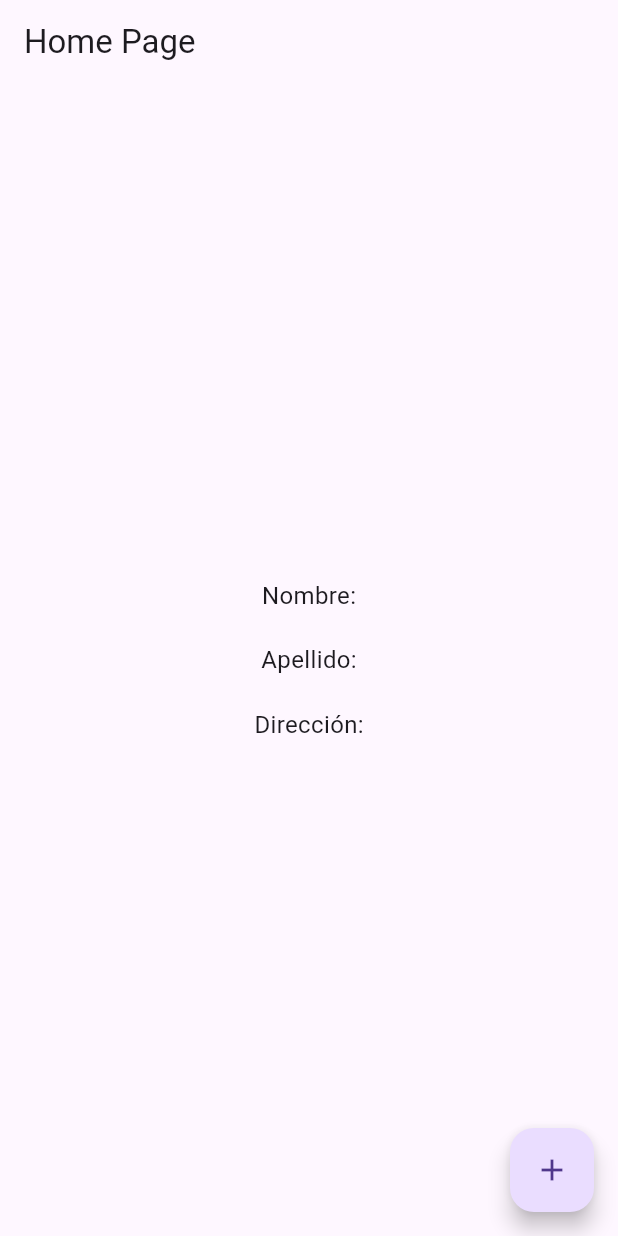
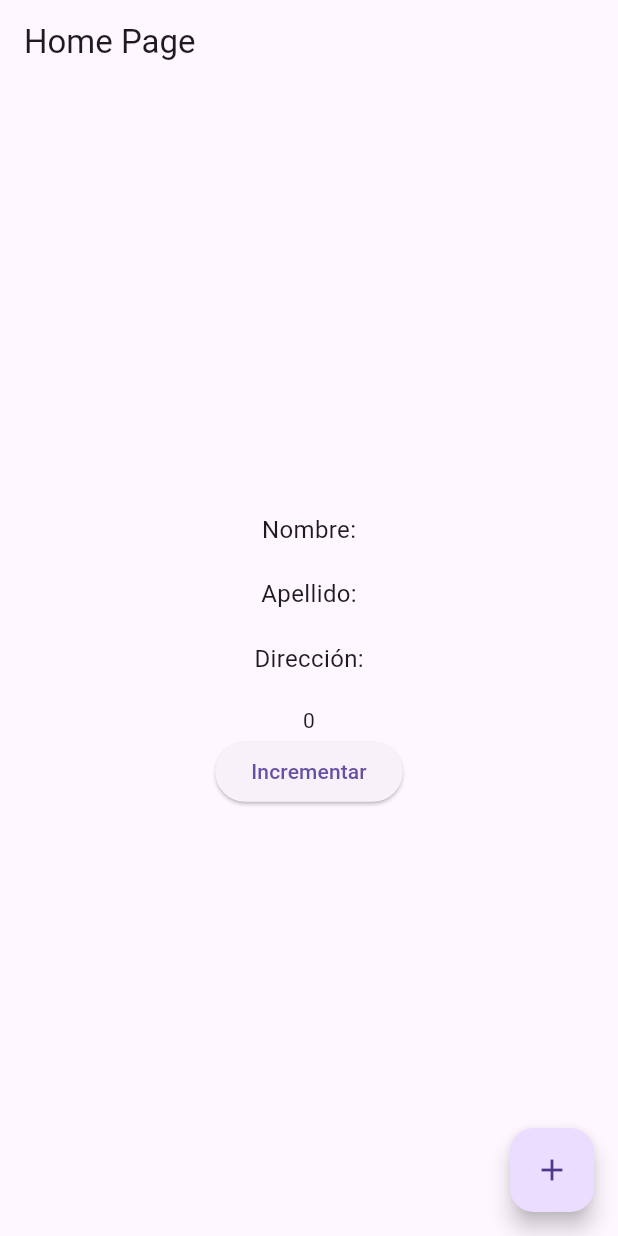
Before and after one commit to KeingCasabona/Tecsup-semana13-flutter_codigo_state, a Flutter app: the screen it shows after launch, on a phone screen of 412 x 824 dp. Run offline on Flutter 3.47's test engine with Material 3 defaults, Android fonts, the phone set to English and light mode, and no system bars.

Commit message:
feat: Introduccion a Provider

```diff
--- /dev/null
+++ b/devtools_options.yaml
@@ -0,0 +1,3 @@
+description: This file stores settings for Dart & Flutter DevTools.
+documentation: https://docs.flutter.dev/tools/devtools/extensions#configure-extension-enablement-states
+extensions:
--- a/lib/main.dart
+++ b/lib/main.dart
@@ -1,5 +1,7 @@
 import 'package:flutter/material.dart';
+import 'package:provider/provider.dart';
 import 'package:state/pages/home_page.dart';
+import 'package:state/providers/counter_provider.dart';
 
 void main() => runApp(const MyApp());
 
@@ -8,10 +10,16 @@ class MyApp extends StatelessWidget {
 
   @override
   Widget build(BuildContext context) {
-    return MaterialApp(
-      debugShowCheckedModeBanner: false,
-      title: 'StateApp',
-      home: HomePage(),
+    return MultiProvider(
+      providers: [
+        ChangeNotifierProvider(
+            create: (BuildContext context) => CounterProvider()),
+      ],
+      child: MaterialApp(
+        debugShowCheckedModeBanner: false,
+        title: 'StateApp',
+        home: HomePage(),
+      ),
     );
   }
 }
--- a/lib/pages/home_page.dart
+++ b/lib/pages/home_page.dart
@@ -1,11 +1,14 @@
 import 'package:flutter/material.dart';
+import 'package:provider/provider.dart';
 import 'package:state/pages/register_page.dart';
+import 'package:state/providers/counter_provider.dart';
 
 class HomePage extends StatelessWidget {
   const HomePage({super.key});
 
   @override
   Widget build(BuildContext context) {
+    CounterProvider _counterProvider = Provider.of<CounterProvider>(context);
     return Scaffold(
         floatingActionButton: FloatingActionButton(
             onPressed: () {
@@ -36,6 +39,14 @@ class HomePage extends StatelessWidget {
                 'Dirección:',
                 style: TextStyle(fontSize: 16),
               ),
+              SizedBox(height: 20),
+              Text(_counterProvider.counter.toString()),
+              ElevatedButton(
+                onPressed: () {
+                  _counterProvider.addCounter();
+                },
+                child: Text('Incrementar'),
+              ),
             ],
           ),
         ));
--- /dev/null
+++ b/lib/providers/counter_provider.dart
@@ -0,0 +1,12 @@
+import 'package:flutter/material.dart';
+
+class CounterProvider extends ChangeNotifier {
+  int _counter = 0;
+
+  get counter => _counter;
+
+  addCounter() {
+    _counter++;
+    notifyListeners();
+  }
+}
--- a/pubspec.yaml
+++ b/pubspec.yaml
@@ -35,6 +35,7 @@ dependencies:
   # The following adds the Cupertino Icons font to your application.
   # Use with the CupertinoIcons class for iOS style icons.
   cupertino_icons: ^1.0.8
+  provider: ^6.1.2
 
 dev_dependencies:
   flutter_test:
@@ -46,6 +47,7 @@ dev_dependencies:
   # package. See that file for information about deactivating specific lint
   # rules and activating additional ones.
   flutter_lints: ^4.0.0
+
 
 # For information on the generic Dart part of this file, see the
 # following page: https://dart.dev/tools/pub/pubspec
```
Also changed, not shown: pubspec.lock.
